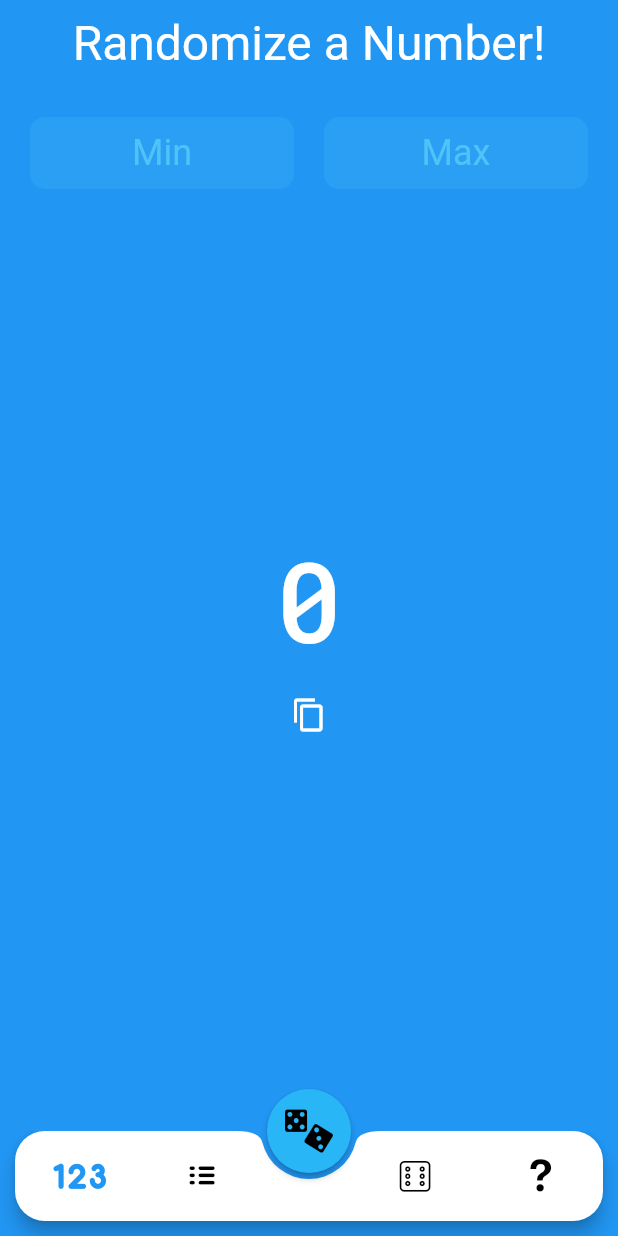
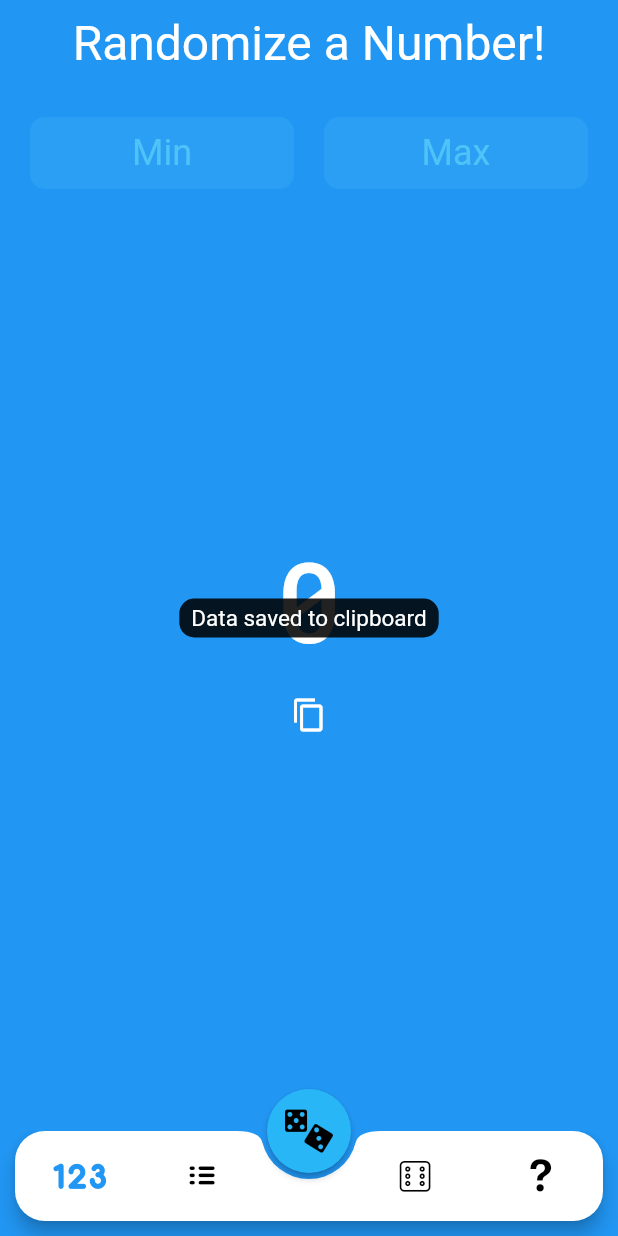
Before and after one commit to artemmmon/randomizer, a Flutter app: the screen it shows after launch, after a tap on the "content copy" icon, on a phone screen of 412 x 824 dp. Run offline on Flutter 3.47's test engine with Material 2 defaults, Android fonts, the light colour scheme and no system bars; drawn by our look-alikes of auto_size_text, oktoast; our stand-ins replace bloc, flutter_bloc, rxdart; statements that could not run were skipped.

Commit message:
- added toast implementation

```diff
--- a/lib/main.dart
+++ b/lib/main.dart
@@ -14,6 +14,7 @@ import 'package:randomizer/pages/gamble/gamble_page.dart';
 import 'package:randomizer/pages/numbers/numbers_bloc.dart';
 import 'package:randomizer/pages/numbers/numbers_page.dart';
 import 'package:rxdart/subjects.dart';
+import 'package:oktoast/oktoast.dart';
 
 void main() => runApp(MyApp());
 
@@ -21,7 +22,9 @@ class MyApp extends StatelessWidget {
   // This widget is the root of your application.
   @override
   Widget build(BuildContext context) {
-    return MaterialApp(
+    return OKToast(
+      movingOnWindowChange: true,
+      child: MaterialApp(
         title: 'Flutter Demo',
         theme: ThemeData(
           fontFamily: "CustomFont",
@@ -31,6 +34,7 @@ class MyApp extends StatelessWidget {
           textSelectionHandleColor: Colors.white,
         ),
         home: HomePage(),
+      ),
     );
   }
 }
--- a/lib/widget/helper/add_to_clipboard_widget.dart
+++ b/lib/widget/helper/add_to_clipboard_widget.dart
@@ -1,5 +1,6 @@
 import 'package:flutter/material.dart';
 import 'package:flutter/services.dart';
+import 'package:oktoast/oktoast.dart';
 
 class AddToClipboard extends StatelessWidget {
   final Function getData;
@@ -20,6 +21,6 @@ class AddToClipboard extends StatelessWidget {
   /// Adds random result to clipboard
   _addToClipboard() {
     Clipboard.setData(ClipboardData(text: getData().toString()));
-    //todo show centered toast
+    showToast("Data saved to clipboard", position: ToastPosition.center);
   }
 }
--- a/pubspec.yaml
+++ b/pubspec.yaml
@@ -27,6 +27,7 @@ dependencies:
   rxdart: ^0.22.0
   auto_size_text: ^1.1.2
   flutter_sidekick: ^0.1.3
+  oktoast: ^2.1.7
 
 dev_dependencies:
   flutter_test:
```
Also changed, not shown: pubspec.lock. Lines whose indentation alone changed are shown as unchanged.
